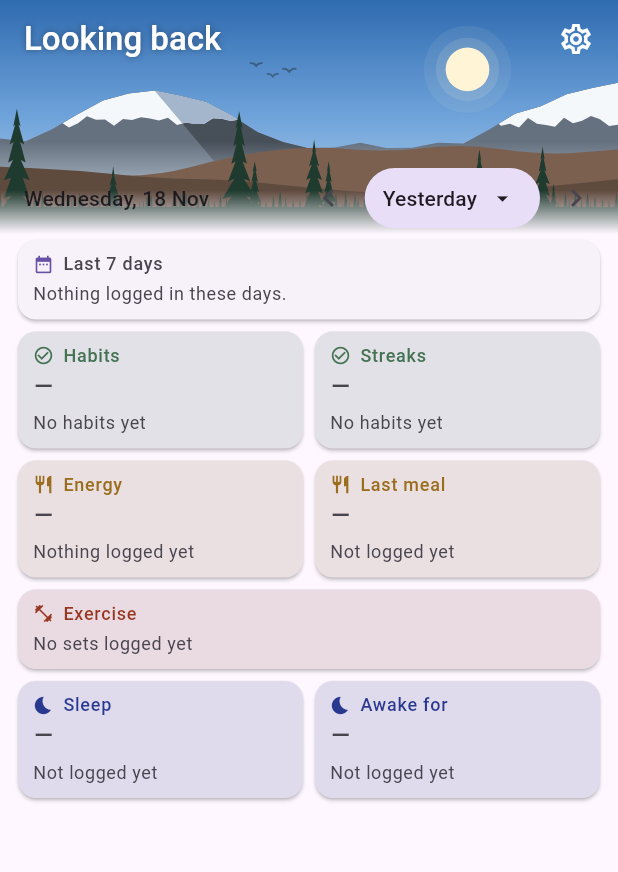
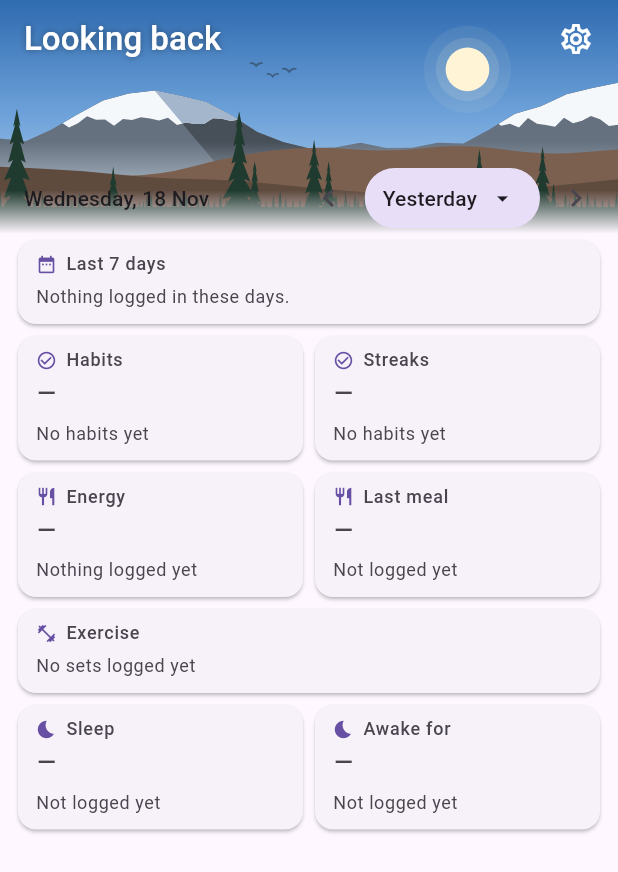
Before and after one commit to Kazutadashi/ippo, a Flutter app: the TodayScreen screen opened directly with empty values, after a tap on the "chevron left" icon, on a phone screen of 412 x 824 dp. Shown: the top 872 px of the screen. Run offline on Flutter 3.47's test engine with Material 3 defaults, Android fonts, the phone set to English and light mode, and no system bars; our stand-ins replace material_ui.

Commit message:
Home tiles follow the theme and use their whole width
Modules no longer have their own colours: tab icons, tile icons, sleep
bars, the week's dots and badges all use the theme's accent, and tiles
sit on the plain card surface. Habit dots keep each habit's own colour.

Each tile row now has something at its left and right edges: a note at
the right of the header (a streak's habit), a picture at the right of
the value (habit dots, streak squares), and labelled numbers spread
across the width instead of bunched at the left.

Co-Authored-By: Claude Opus 5.5 <noreply@anthropic.com>

```diff
--- a/lib/core/theme.dart
+++ b/lib/core/theme.dart
@@ -192,16 +192,3 @@ TextTheme _withTabularDigits(TextTheme textTheme) {
     labelSmall: tabular(textTheme.labelSmall),
   );
 }
-
-/// A module's colour ([base], a mid tone) made easy to read on the
-/// current background: light and soft in dark mode, deep in light mode.
-/// Only its lightness changes, so it stays recognisably the same colour.
-Color moduleTone(Color base, Brightness brightness) {
-  final hsl = HSLColor.fromColor(base);
-  return brightness == Brightness.dark
-      ? hsl
-            .withLightness(0.74)
-            .withSaturation(hsl.saturation.clamp(0, 0.6))
-            .toColor()
-      : hsl.withLightness(0.36).toColor();
-}
--- a/lib/core/today_screen.dart
+++ b/lib/core/today_screen.dart
@@ -13,7 +13,6 @@ import '../modules/all_modules.dart';
 import 'app_state.dart';
 import 'dates.dart';
 import 'events/event_log.dart';
-import 'theme.dart';
 import 'widgets/day_bar.dart';
 import 'widgets/follows_today.dart';
 import 'widgets/info_tile.dart';
@@ -57,10 +56,10 @@ class _TodayScreenState extends State<TodayScreen> with FollowsToday {
           _Tile(
             InfoTile(
               icon: module.icon,
-              color: moduleTone(module.color, Theme.of(context).brightness),
               label: fact.label,
               value: fact.value,
-              valueNote: fact.valueNote,
+              labelNote: fact.labelNote,
+              aside: fact.aside,
               details: fact.details,
               note: fact.note,
               visual: fact.visual,
--- a/lib/core/widgets/info_tile.dart
+++ b/lib/core/widgets/info_tile.dart
@@ -14,16 +14,13 @@ import 'value_text.dart';
 /// Without one, it is a line of its own, such as a food's name.
 class TileDetail {
   /// Creates a detail.
-  const TileDetail(this.value, {this.label, this.color, this.badge});
+  const TileDetail(this.value, {this.label, this.badge});
 
   /// The fact, for example `6 g` or `Honey`.
   final String value;
 
   /// What the value is, for example `Fat`, or null for a plain line.
   final String? label;
-
-  /// A colour for a plain line, such as a habit's own colour.
-  final Color? color;
 
   /// A small mark after a labelled value, such as `+2` for a best set
   /// that beat the one before.
@@ -36,20 +33,22 @@ const String unknownTileValue = '–';
 /// A tile of information for the home screen. Plain information: it
 /// never does anything when tapped.
 ///
-/// Every tile has the same three parts, always at the same places, so
-/// tiles side by side line up:
+/// Every tile is built from the same rows, and each row uses the
+/// tile's whole width, with one thing at the left edge and, when there
+/// is one, another at the right edge:
 ///
-/// 1. a header: the module's icon and the tile's label, in its colour;
+/// 1. the header: the module's icon and the tile's label on the left,
+///    and an optional short [labelNote] on the right ("Read");
 /// 2. the value, digits large and units small ("260 kcal"), with an
-///    optional short [valueNote] beside it ("Read"); an empty value
-///    leaves this line out;
-/// 3. a footer, right under the value, holding one thing: a small
-///    picture ([visual]), a [note], labelled numbers side by side
-///    ("Protein / 5 g"), or up to two plain lines ("Honey", then
-///    "at 14:43"). It takes only the room it needs; Home pairs tiles
-///    with the same kind of footer, so the two in a row still match.
+///    optional small picture ([aside]) on the right, such as one dot
+///    per habit; an empty value leaves this row out;
+/// 3. a footer, right under the value, holding one thing: a picture
+///    that takes the whole width ([visual]), a [note], labelled numbers
+///    spread across the width ("Protein / 5 g"), or up to two plain
+///    lines ("Honey", then "at 14:43").
 ///
-/// Facts are never joined into one line with "·" or commas.
+/// Colours come from the theme, so every tile looks like part of one
+/// app. Facts are never joined into one line with "·" or commas.
 class InfoTile extends StatelessWidget {
   /// Creates the tile.
   const InfoTile({
@@ -57,10 +56,10 @@ class InfoTile extends StatelessWidget {
     required this.icon,
     required this.label,
     required this.value,
-    this.valueNote,
+    this.labelNote,
+    this.aside,
     this.details = const [],
     this.note,
-    this.color,
     this.visual,
     this.isWide = false,
   });
@@ -72,12 +71,16 @@ class InfoTile extends StatelessWidget {
   final String label;
 
   /// The value, shown large; [unknownTileValue] while nothing is known;
-  /// empty to leave the value line out.
+  /// empty to leave the value row out.
   final String value;
 
-  /// A short word beside the value, such as the habit a streak belongs
-  /// to.
-  final String? valueNote;
+  /// A short word at the right of the header, such as the habit a
+  /// streak belongs to.
+  final String? labelNote;
+
+  /// A small picture at the right of the value, such as one dot per
+  /// habit.
+  final Widget? aside;
 
   /// Small facts for the footer: up to four labelled numbers, or two
   /// plain lines.
@@ -86,13 +89,8 @@ class InfoTile extends StatelessWidget {
   /// A short note for the footer, such as "Not logged yet".
   final String? note;
 
-  /// The module's colour, already toned for the theme: the icon and
-  /// label take it, and the tile gets a soft tint of it. Null for a tile
-  /// that belongs to no module, which stays neutral.
-  final Color? color;
-
-  /// A small picture for the footer, such as one dot per habit or a
-  /// night's sleep as a bar.
+  /// A picture for the footer, as wide as the tile, such as a night's
+  /// sleep as a bar.
   final Widget? visual;
 
   /// Whether the tile takes a whole row.
@@ -103,44 +101,53 @@ class InfoTile extends StatelessWidget {
     final textTheme = Theme.of(context).textTheme;
     final colors = Theme.of(context).colorScheme;
     final muted = colors.onSurfaceVariant;
-    final tint = color;
     final footer = _footer(textTheme, muted);
+    final labelNote = this.labelNote;
     // Screen readers read the whole tile as one item: "Last meal,
     // 3 h ago, Honey, at 14:43".
     return MergeSemantics(
       child: Card(
         margin: EdgeInsets.zero,
-        // A soft tint of the module's colour, so the tiles of one area
-        // belong together at a glance.
-        color: tint == null
-            ? null
-            : Color.alphaBlend(
-                tint.withValues(alpha: 0.10),
-                colors.surfaceContainer,
-              ),
         child: Padding(
-          padding: const EdgeInsets.fromLTRB(10, 8, 10, 9),
+          padding: const EdgeInsets.fromLTRB(12, 8, 12, 10),
           child: Column(
-            crossAxisAlignment: CrossAxisAlignment.start,
+            crossAxisAlignment: CrossAxisAlignment.stretch,
             children: [
               Row(
                 children: [
-                  Icon(icon, size: 14, color: tint ?? colors.primary),
+                  Icon(icon, size: 14, color: colors.primary),
                   const SizedBox(width: 6),
                   Expanded(
                     child: Text(
                       label,
-                      style: textTheme.labelMedium?.copyWith(
-                        color: tint ?? muted,
-                      ),
+                      style: textTheme.labelMedium?.copyWith(color: muted),
+                      maxLines: 1,
                       overflow: TextOverflow.ellipsis,
                     ),
                   ),
+                  if (labelNote != null) ...[
+                    const SizedBox(width: Spacing.tight),
+                    // Half the header, so the label still shows; the
+                    // note ends at the right edge.
+                    Expanded(
+                      child: Text(
+                        labelNote,
+                        style: textTheme.labelMedium?.copyWith(
+                          color: colors.onSurface,
+                        ),
+                        maxLines: 1,
+                        overflow: TextOverflow.ellipsis,
+                        textAlign: TextAlign.end,
+                      ),
+                    ),
+                  ],
                 ],
               ),
-              if (value.isNotEmpty) _valueLine(textTheme, muted),
-              const SizedBox(height: 4),
-              footer,
+              if (value.isNotEmpty) ...[
+                const SizedBox(height: 2),
+                _valueRow(textTheme, muted),
+              ],
+              if (footer != null) ...[const SizedBox(height: 6), footer],
             ],
           ),
         ),
@@ -148,9 +155,8 @@ class InfoTile extends StatelessWidget {
     );
   }
 
-  /// The value, with its note beside it.
-  Widget _valueLine(TextTheme textTheme, Color muted) {
-    final note = valueNote;
+  /// The value at the left, with the [aside] at the right.
+  Widget _valueRow(TextTheme textTheme, Color muted) {
     // A new value fades in, so a change is noticed but calm.
     final valueText = AnimatedSwitcher(
       duration: const Duration(milliseconds: 150),
@@ -175,50 +181,50 @@ class InfoTile extends StatelessWidget {
               ),
       ),
     );
-    return Row(
-      crossAxisAlignment: CrossAxisAlignment.baseline,
-      textBaseline: TextBaseline.alphabetic,
-      children: [
-        // Shrink a value that is too wide, rather than wrapping it.
-        Flexible(
-          child: FittedBox(
+    final aside = this.aside;
+    if (aside == null) {
+      // A value that is too wide shrinks rather than wrapping.
+      return FittedBox(
         fit: BoxFit.scaleDown,
         alignment: Alignment.centerLeft,
         child: valueText,
+      );
+    }
+    // A value beside a picture is short ("3 of 4"), so it keeps its
+    // size; the picture gets the rest of the row and sits at its right
+    // edge, wrapping onto a second line if it must.
+    return Row(
+      children: [
+        valueText,
+        const SizedBox(width: Spacing.small),
+        Expanded(
+          child: Align(alignment: Alignment.centerRight, child: aside),
         ),
-        ),
-        if (note != null) ...[
-          const SizedBox(width: 6),
-          Flexible(
-            child: Text(
-              note,
-              style: textTheme.bodySmall?.copyWith(color: muted),
-              maxLines: 1,
-              overflow: TextOverflow.ellipsis,
-            ),
-          ),
-        ],
       ],
     );
   }
 
-  /// The footer: one of a picture, a note, labelled numbers or lines.
-  Widget _footer(TextTheme textTheme, Color muted) {
+  /// The footer: one of a picture, a note, labelled numbers or lines;
+  /// null when there is nothing to show.
+  Widget? _footer(TextTheme textTheme, Color muted) {
     final visual = this.visual;
     if (visual != null) {
       return visual;
     }
     final note = this.note;
-    if (note != null || details.isEmpty) {
+    if (note != null) {
       return Text(
-        note ?? '',
+        note,
         style: textTheme.bodySmall?.copyWith(color: muted),
         maxLines: 2,
         overflow: TextOverflow.ellipsis,
       );
     }
+    if (details.isEmpty) {
+      return null;
+    }
     if (details.every((detail) => detail.label != null)) {
-      return LabelledValues(details: details, color: color);
+      return LabelledValues(details: details);
     }
     // Plain lines: the first is the thing itself, in normal text; the
     // second says when or how much, in grey.
@@ -230,7 +236,7 @@ class InfoTile extends StatelessWidget {
           Text(
             details[index].value,
             style: textTheme.bodySmall?.copyWith(
-              color: details[index].color ?? (index == 0 ? null : muted),
+              color: index == 0 ? null : muted,
             ),
             maxLines: 1,
             overflow: TextOverflow.ellipsis,
@@ -240,29 +246,57 @@ class InfoTile extends StatelessWidget {
   }
 }
 
-/// Labelled numbers side by side, in equal columns: a small grey label
-/// above each value, as on the Food screen's Total card.
+/// Labelled numbers spread across the whole width: a small grey label
+/// above each value, as on the Food screen's Total card. The first sits
+/// at the left edge, the last at the right edge, and any others evenly
+/// between, so the row is balanced rather than bunched at the left.
 class LabelledValues extends StatelessWidget {
   /// Creates the columns for [details] (each with a label), at most four.
-  const LabelledValues({super.key, required this.details, this.color});
+  const LabelledValues({super.key, required this.details});
 
   /// The values and their labels.
   final List<TileDetail> details;
 
-  /// The colour of badges, such as "+2".
-  final Color? color;
+  @override
+  Widget build(BuildContext context) {
+    final shown = details.take(4).toList();
+    return Row(
+      mainAxisAlignment: shown.length == 1
+          ? MainAxisAlignment.start
+          : MainAxisAlignment.spaceBetween,
+      crossAxisAlignment: CrossAxisAlignment.start,
+      children: [
+        for (var index = 0; index < shown.length; index++)
+          Flexible(
+            child: _LabelledValue(
+              detail: shown[index],
+              // Each column lines up with its own edge of the row.
+              alignment: shown.length == 1 || index == 0
+                  ? CrossAxisAlignment.start
+                  : index == shown.length - 1
+                  ? CrossAxisAlignment.end
+                  : CrossAxisAlignment.center,
+            ),
+          ),
+      ],
+    );
+  }
+}
+
+/// One small grey label with its value under it.
+class _LabelledValue extends StatelessWidget {
+  const _LabelledValue({required this.detail, required this.alignment});
+
+  final TileDetail detail;
+  final CrossAxisAlignment alignment;
 
   @override
   Widget build(BuildContext context) {
     final textTheme = Theme.of(context).textTheme;
     final muted = Theme.of(context).colorScheme.onSurfaceVariant;
-    return Row(
-      crossAxisAlignment: CrossAxisAlignment.start,
-      children: [
-        for (final detail in details.take(4))
-          Expanded(
-            child: Column(
-              crossAxisAlignment: CrossAxisAlignment.start,
+    final badge = detail.badge;
+    return Column(
+      crossAxisAlignment: alignment,
       mainAxisSize: MainAxisSize.min,
       children: [
         Text(
@@ -271,11 +305,10 @@ class LabelledValues extends StatelessWidget {
           maxLines: 1,
           overflow: TextOverflow.ellipsis,
         ),
-                // Shrink a value that is too wide ("11:30 pm" in a
-                // narrow column) rather than cutting it off.
+        // Shrink a value that is too wide ("11:30 pm" in a narrow
+        // column) rather than cutting it off.
         FittedBox(
           fit: BoxFit.scaleDown,
-                  alignment: Alignment.centerLeft,
           child: Row(
             mainAxisSize: MainAxisSize.min,
             children: [
@@ -286,13 +319,10 @@ class LabelledValues extends StatelessWidget {
                 ),
                 maxLines: 1,
               ),
-                      if (detail.badge != null) ...[
+              if (badge != null) ...[
                 const SizedBox(width: Spacing.tight),
-                        _Badge(text: detail.badge!, color: color),
+                _Badge(text: badge),
               ],
-                    ],
-                  ),
-                ),
             ],
           ),
         ),
@@ -301,16 +331,15 @@ class LabelledValues extends StatelessWidget {
   }
 }
 
-/// A small rounded mark, such as `+2`, in the tile's colour.
+/// A small rounded mark, such as `+2`, in the theme's accent colour.
 class _Badge extends StatelessWidget {
-  const _Badge({required this.text, required this.color});
+  const _Badge({required this.text});
 
   final String text;
-  final Color? color;
 
   @override
   Widget build(BuildContext context) {
-    final tone = color ?? Theme.of(context).colorScheme.primary;
+    final tone = Theme.of(context).colorScheme.primary;
     return Container(
       padding: const EdgeInsets.symmetric(horizontal: 5),
       decoration: BoxDecoration(
--- a/lib/modules/exercise/exercise_module.dart
+++ b/lib/modules/exercise/exercise_module.dart
@@ -27,9 +27,6 @@ class ExerciseModule extends IppoModule {
 
   @override
   IconData get icon => Icons.fitness_center;
-
-  @override
-  Color get color => const Color(0xFFD9694F); // coral
 
   /// Two tiles: today's sets, and the last set.
   @override
--- a/lib/modules/food/food_module.dart
+++ b/lib/modules/food/food_module.dart
@@ -27,9 +27,6 @@ class FoodModule extends IppoModule {
 
   @override
   IconData get icon => Icons.restaurant;
-
-  @override
-  Color get color => const Color(0xFFD69A2D); // warm amber
 
   /// Two tiles: energy eaten today, and the last meal.
   @override
--- a/lib/modules/habits/habits_module.dart
+++ b/lib/modules/habits/habits_module.dart
@@ -27,9 +27,6 @@ class HabitsModule extends IppoModule {
   @override
   IconData get icon => Icons.check_circle_outline;
 
-  @override
-  Color get color => const Color(0xFF5E9E72); // sage green
-
   /// Two tiles: how many habits are done today, and which are left.
   @override
   List<TodayFact> dayFacts(AppState appState, DateTime day, DateTime now) {
@@ -58,7 +55,7 @@ class HabitsModule extends IppoModule {
       TodayFact(
         label: 'Habits',
         value: '$done of ${habits.length}',
-        visual: HabitDots(habits: habits, log: log, date: date),
+        aside: HabitDots(habits: habits, log: log, date: date),
       ),
       _streaksFact(log, habits, day),
     ];
@@ -71,7 +68,7 @@ class HabitsModule extends IppoModule {
     if (habits.isEmpty) {
       return null;
     }
-    return HabitWeekStrip(habits: habits, log: log, day: day, baseColor: color);
+    return HabitWeekStrip(habits: habits, log: log, day: day);
   }
 
   @override
@@ -117,8 +114,8 @@ TodayFact _streaksFact(HabitLog log, List<Habit> habits, DateTime day) {
   return TodayFact(
     label: 'Streaks',
     value: _days(best.days),
-    valueNote: best.habit.name,
-    visual: StreakSquares(habit: best.habit, log: log, day: day),
+    labelNote: best.habit.name,
+    aside: StreakSquares(habit: best.habit, log: log, day: day),
   );
 }
 
--- a/lib/modules/sleep/sleep_module.dart
+++ b/lib/modules/sleep/sleep_module.dart
@@ -10,7 +10,6 @@ import '../../core/app_state.dart';
 import '../../core/clock_time.dart';
 import '../../core/dates.dart';
 import '../../core/module.dart';
-import '../../core/theme.dart';
 import 'screens/sleep_screen.dart';
 import 'nap.dart';
 import 'time_span_bar.dart';
@@ -31,9 +30,6 @@ class SleepModule extends IppoModule {
   @override
   IconData get icon => Icons.bedtime;
 
-  @override
-  Color get color => const Color(0xFF6F7FD6); // lavender blue
-
   /// Two tiles: the sleep before today (with any naps), and how long
   /// you have been awake.
   @override
@@ -52,11 +48,7 @@ class SleepModule extends IppoModule {
           value: formatDuration(sleptBefore),
           // The night as a bar, so early, late, long and short show at
           // a glance.
-          visual: _SleepBar(
-            bedtime: bedtimeBefore,
-            wakeUp: wakeUp,
-            base: color,
-          ),
+          visual: _SleepBar(bedtime: bedtimeBefore, wakeUp: wakeUp),
           note: naps.isEmpty ? null : 'Naps: ${formatDuration(_totalOf(naps))}',
         )
       else
@@ -157,17 +149,12 @@ Duration _totalOf(List<Nap> naps) {
   return total;
 }
 
-/// The night, from bedtime to waking up, in the sleep module's colour.
+/// The night, from bedtime to waking up, in the theme's accent colour.
 class _SleepBar extends StatelessWidget {
-  const _SleepBar({
-    required this.bedtime,
-    required this.wakeUp,
-    required this.base,
-  });
+  const _SleepBar({required this.bedtime, required this.wakeUp});
 
   final SleepMoment bedtime;
   final SleepMoment wakeUp;
-  final Color base;
 
   @override
   Widget build(BuildContext context) {
@@ -178,15 +165,14 @@ class _SleepBar extends StatelessWidget {
       trackHours: TimeSpanBar.nightHours,
       startLabel: bedtime.clock.shown,
       endLabel: wakeUp.clock.shown,
-      color: moduleTone(base, Theme.of(context).brightness),
       description:
           'Bed at ${bedtime.clock.shown}, woke at ${wakeUp.clock.shown}',
     );
   }
 }
 
-/// The day, from waking up to [end] (now, or bedtime), in the sleep
-/// module's colour.
+/// The day, from waking up to [end] (now, or bedtime), in the theme's
+/// accent colour.
 class _DayBar extends StatelessWidget {
   const _DayBar({
     required this.start,
@@ -207,10 +193,6 @@ class _DayBar extends StatelessWidget {
       trackHours: TimeSpanBar.dayHours,
       startLabel: start.shown,
       endLabel: endLabel,
-      color: moduleTone(
-        const SleepModule().color,
-        Theme.of(context).brightness,
-      ),
       description: 'Awake from ${start.shown} to $endLabel',
     );
   }
--- a/lib/modules/sleep/time_span_bar.dart
+++ b/lib/modules/sleep/time_span_bar.dart
@@ -24,7 +24,6 @@ class TimeSpanBar extends StatelessWidget {
     required this.trackHours,
     required this.startLabel,
     required this.endLabel,
-    required this.color,
     required this.description,
   });
 
@@ -58,9 +57,6 @@ class TimeSpanBar extends StatelessWidget {
   /// The text under the end, such as `7:00 am` or `now`.
   final String endLabel;
 
-  /// The module's colour, toned for the theme.
-  final Color color;
-
   /// What a screen reader says, such as "Bed at 11:20 pm, woke at
   /// 7:00 am".
   final String description;
@@ -78,6 +74,7 @@ class TimeSpanBar extends StatelessWidget {
   @override
   Widget build(BuildContext context) {
     final style = Theme.of(context).textTheme.labelSmall;
+    final color = Theme.of(context).colorScheme.primary;
     final from = _position(start);
     final to = _position(end);
     // The three parts in thousandths of the bar; the stretch is never
```
Also changed, not shown: lib/core/home_screen.dart (+1 -10 lines), lib/core/module.dart (+11 -12 lines), lib/modules/habits/habit_marks.dart (+14 -9 lines), 5 other files. Lines whose indentation alone changed are shown as unchanged.
